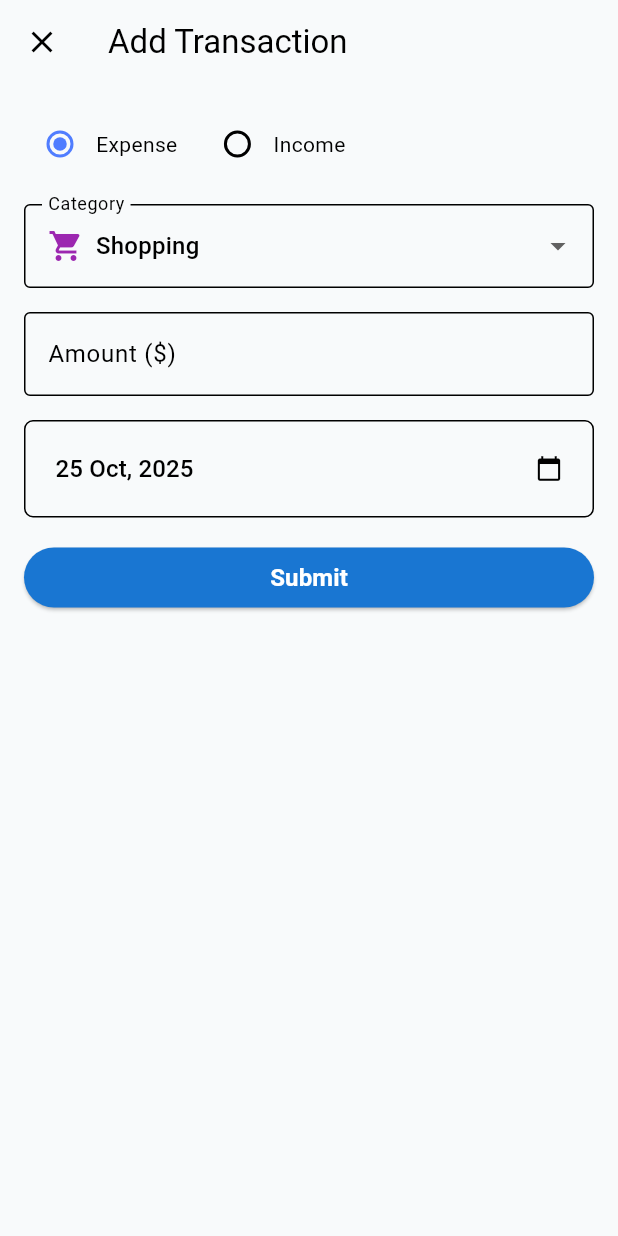
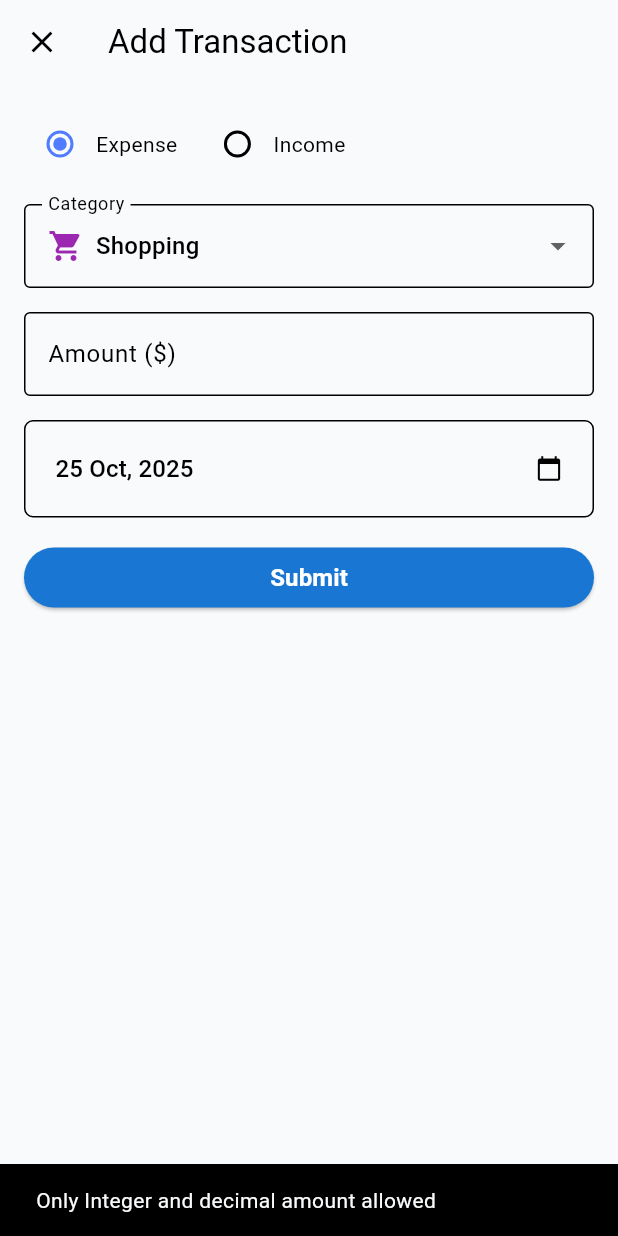
Before and after one commit to raguraman6066/expense-tracker-flutter-bloc-hive, a Flutter app: the AddTransactionScreen screen opened by its route, after a tap on "Submit", on a phone screen of 412 x 824 dp. Run offline on Flutter 3.47's test engine with Material 3 defaults, Android fonts, the phone set to English and light mode, and no system bars; our stand-ins replace equatable, flutter_bloc, hive, hive_flutter; accounts and stored records are empty.

Commit message:
completed add transaction logic

```diff
--- /dev/null
+++ b/lib/bloc/add_transaction_bloc/add_transaction_bloc.dart
@@ -0,0 +1,21 @@
+import 'package:expensetracker/bloc/add_transaction_bloc/add_transaction_event.dart';
+import 'package:expensetracker/bloc/add_transaction_bloc/add_transaction_state.dart';
+import 'package:expensetracker/data/repositories/transaction_repository.dart';
+import 'package:flutter_bloc/flutter_bloc.dart';
+
+class AddTransactionBloc
+    extends Bloc<AddTransactionEvent, AddTransactionState> {
+  TransactionRepository transactionRepository;
+  AddTransactionBloc(this.transactionRepository)
+    : super(AddTransactionInitial()) {
+    on<SubmitTransactionEvent>((event, emit) async {
+      emit(AddTransactionProgress());
+      try {
+        await transactionRepository.addTransaction(event.transaction);
+        emit(AddTransactionSuccess("Transaction added successfully"));
+      } catch (e) {
+        emit(AddTransactionError(e.toString()));
+      }
+    });
+  }
+}
--- /dev/null
+++ b/lib/bloc/add_transaction_bloc/add_transaction_event.dart
@@ -0,0 +1,15 @@
+import 'package:equatable/equatable.dart';
+import 'package:expensetracker/data/models/transaction_model.dart';
+
+sealed class AddTransactionEvent extends Equatable {
+  const AddTransactionEvent();
+  @override
+  List<Object?> get props => [];
+}
+
+class SubmitTransactionEvent extends AddTransactionEvent {
+  final TransactionModel transaction;
+  const SubmitTransactionEvent(this.transaction);
+  @override
+  List<Object?> get props => [transaction];
+}
--- /dev/null
+++ b/lib/bloc/add_transaction_bloc/add_transaction_state.dart
@@ -0,0 +1,21 @@
+import 'package:equatable/equatable.dart';
+
+sealed class AddTransactionState extends Equatable {
+  const AddTransactionState();
+  @override
+  List<Object?> get props => [];
+}
+
+class AddTransactionInitial extends AddTransactionState {}
+
+class AddTransactionProgress extends AddTransactionState {}
+
+class AddTransactionSuccess extends AddTransactionState {
+  final String successMessage;
+  AddTransactionSuccess(this.successMessage);
+}
+
+class AddTransactionError extends AddTransactionState {
+  final String errorMessage;
+  AddTransactionError(this.errorMessage);
+}
--- a/lib/data/models/transaction_model.dart
+++ b/lib/data/models/transaction_model.dart
@@ -1,15 +1,30 @@
 // ignore_for_file: public_member_api_docs, sort_constructors_first
+import 'package:equatable/equatable.dart';
 import 'package:flutter/material.dart';
 
 import 'package:expensetracker/data/models/category_model.dart';
+import 'package:hive/hive.dart';
+part 'transaction_model.g.dart';
 
-enum TransactionType { income, expense }
+@HiveType(typeId: 0)
+enum TransactionType {
+  @HiveField(0)
+  income,
+  @HiveField(1)
+  expense,
+}
 
-class TransactionModel {
+@HiveType(typeId: 1)
+class TransactionModel extends HiveObject with EquatableMixin {
+  @HiveField(0)
   final int id;
+  @HiveField(1)
   final double amount;
+  @HiveField(2)
   final CategoryModel category;
+  @HiveField(3)
   final TransactionType type;
+  @HiveField(4)
   final DateTime date;
   TransactionModel({
     required this.id,
@@ -18,4 +33,7 @@ class TransactionModel {
     required this.type,
     required this.date,
   });
+
+  @override
+  List<Object?> get props => [id, amount, category, type, date];
 }
--- /dev/null
+++ b/lib/data/repositories/transaction_repository.dart
@@ -0,0 +1,20 @@
+import 'package:expensetracker/data/models/transaction_model.dart';
+import 'package:hive_flutter/adapters.dart';
+
+class TransactionRepository {
+  late final Box<TransactionModel> _transactionBox;
+  TransactionRepository(Box<TransactionModel> transactionBox) {
+    _transactionBox = transactionBox;
+  }
+  Future<void> addTransaction(TransactionModel transaction) async {
+    try {
+      if (transaction.amount > 0) {
+        await _transactionBox.put(transaction.id, transaction);
+      } else {
+        throw Exception("Amount should be grater than 0");
+      }
+    } catch (e) {
+      throw Exception(e.toString());
+    }
+  }
+}
--- a/lib/presentation/screens/add_transaction_screen.dart
+++ b/lib/presentation/screens/add_transaction_screen.dart
@@ -1,9 +1,14 @@
+import 'package:expensetracker/bloc/add_transaction_bloc/add_transaction_bloc.dart';
+import 'package:expensetracker/bloc/add_transaction_bloc/add_transaction_event.dart';
+import 'package:expensetracker/bloc/add_transaction_bloc/add_transaction_state.dart';
 import 'package:expensetracker/data/models/category_model.dart';
 import 'package:expensetracker/data/models/transaction_model.dart';
 import 'package:expensetracker/utils/category_list.dart';
 import 'package:expensetracker/utils/constants.dart';
 import 'package:expensetracker/utils/format_date.dart';
+import 'package:expensetracker/utils/show_snackbar.dart';
 import 'package:flutter/material.dart';
+import 'package:flutter_bloc/flutter_bloc.dart';
 
 class AddTransactionScreen extends StatefulWidget {
   const AddTransactionScreen({super.key});
@@ -109,17 +114,50 @@ class _AddTransactionScreenState extends State<AddTransactionScreen> {
                 ),
               ),
               SizedBox(height: defaultSpacing),
-              ElevatedButton(
+              BlocConsumer<AddTransactionBloc, AddTransactionState>(
+                listener: (context, state) {
+                  if (state is AddTransactionSuccess) {
+                    showSnackBar(context, state.successMessage);
+                    setState(() {
+                      _amountController.text = "";
+                      _selectedDate = DateTime.now();
+                      _transactionId =
+                          DateTime.now().millisecondsSinceEpoch % (1 << 28);
+                    });
+                  } else if (state is AddTransactionError) {
+                    showSnackBar(context, state.errorMessage);
+                  }
+                },
+                builder: (context, state) {
+                  if (state is AddTransactionProgress) {
+                    return CircularProgressIndicator();
+                  }
+                  return ElevatedButton(
                     onPressed: () {
                       if (RegExp(
                             r'[0-9]+(\.[0-9]+)?$',
                           ).hasMatch(_amountController.text.trim()) &&
                           _amountController.text.isNotEmpty) {
-                    print(_transactionId);
-                    print(_selectedType);
-                    print(_selectedCategory.name);
-                    print(formatDate(_selectedDate));
-                    print(_amountController.text);
+                        TransactionModel transactionModel = TransactionModel(
+                          id: _transactionId,
+                          amount: double.parse(_amountController.text),
+                          category: _selectedCategory,
+                          type: _selectedType,
+                          date: _selectedDate,
+                        );
+                        context.read<AddTransactionBloc>().add(
+                          SubmitTransactionEvent(transactionModel),
+                        );
+                        // print(_transactionId);
+                        // print(_selectedType);
+                        // print(_selectedCategory.name);
+                        // print(formatDate(_selectedDate));
+                        // print(_amountController.text);
+                      } else {
+                        showSnackBar(
+                          context,
+                          "Only Integer and decimal amount allowed",
+                        );
                       }
                     },
                     style: ElevatedButton.styleFrom(
@@ -133,6 +171,8 @@ class _AddTransactionScreenState extends State<AddTransactionScreen> {
                         color: Colors.white,
                       ),
                     ),
+                  );
+                },
               ),
             ],
           ),
--- a/lib/presentation/screens/home_screen.dart
+++ b/lib/presentation/screens/home_screen.dart
@@ -64,8 +64,10 @@ class HomeScreen extends StatelessWidget {
                     id: DateTime.now().millisecondsSinceEpoch,
                     amount: Random().nextInt(1000) + 50,
                     category: index % 2 == 0
-                        ? incomeCategoryList[index]
-                        : expenseCategoryList[index],
+                        ? incomeCategoryList[index % incomeCategoryList.length]
+                        : expenseCategoryList[index %
+                              expenseCategoryList.length],
+
                     type: index % 2 == 0
                         ? TransactionType.income
                         : TransactionType.expense,
--- /dev/null
+++ b/lib/utils/show_snackbar.dart
@@ -0,0 +1,10 @@
+import 'package:flutter/material.dart';
+import 'package:flutter/widgets.dart';
+
+void showSnackBar(BuildContext context, String content) {
+  ScaffoldMessenger.of(context)
+    ..hideCurrentSnackBar()
+    ..showSnackBar(
+      SnackBar(content: Text(content), duration: Duration(seconds: 2)),
+    );
+}
--- a/pubspec.yaml
+++ b/pubspec.yaml
@@ -35,6 +35,10 @@ dependencies:
   # Use with the CupertinoIcons class for iOS style icons.
   cupertino_icons: ^1.0.8
   intl: ^0.20.2
+  hive: ^2.2.3
+  hive_flutter: ^1.1.0
+  equatable: ^2.0.7
+  flutter_bloc: ^9.1.1
 
 dev_dependencies:
   flutter_test:
@@ -46,6 +50,8 @@ dev_dependencies:
   # package. See that file for information about deactivating specific lint
   # rules and activating additional ones.
   flutter_lints: ^5.0.0
+  hive_generator: ^2.0.1
+  build_runner: ^2.5.4
 
 # For information on the generic Dart part of this file, see the
 # following page: https://dart.dev/tools/pub/pubspec
```
Also changed, not shown: lib/main.dart (+36 -10 lines), lib/utils/category_model_adapter.dart (added, +27 -0 lines), lib/config/routes/app_route.dart (line endings or trailing spaces), lib/data/models/transaction_model.g.dart (added), pubspec.lock, 1 other file. Lines whose indentation alone changed are shown as unchanged.
